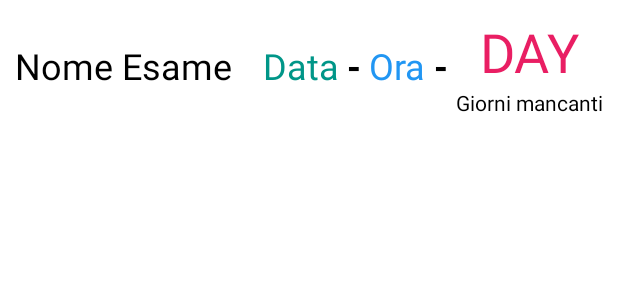
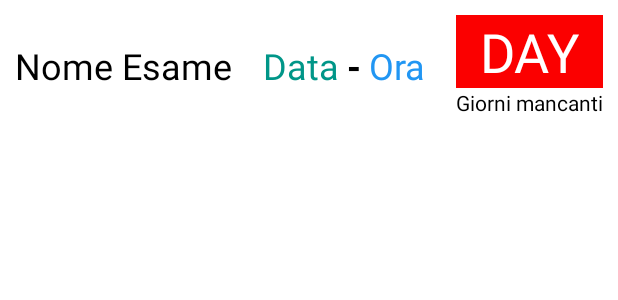
Before and after one commit to Metallogic/Follow-App, an Android app: the layout exam_row.xml on its own in the app's theme, with its tools: preview values and no code run, on a phone screen of 412 x 824 dp. Shown: the top 300 px of the screen. Run offline under Robolectric (Android 15) with nearby library versions, the phone set to English and light mode, and no system bars.

Commit message:
Inserimento controllo grafico max 30 caratteri del nome esame inserito nelle activity activity_modifica_esami.xml e activity_exam_insertion.xml; Miglioramento grafico activity exam_row.xml

```diff
--- a/app/src/main/java/com/example/followapp/MainActivity.kt
+++ b/app/src/main/java/com/example/followapp/MainActivity.kt
@@ -5,7 +5,6 @@ import androidx.appcompat.app.AppCompatActivity
 import android.os.Bundle
 import android.view.Menu
 import android.view.MenuItem
-import android.widget.*
 import androidx.appcompat.app.AppCompatDelegate
 import androidx.recyclerview.widget.LinearLayoutManager
 import androidx.recyclerview.widget.RecyclerView
@@ -35,7 +34,6 @@ class MainActivity : AppCompatActivity() {
             val intent = Intent(this, ExamInsertion::class.java)
             startActivity(intent)
         }
-
     }
 
     /**
--- a/app/src/main/res/layout/activity_modifica_esami.xml
+++ b/app/src/main/res/layout/activity_modifica_esami.xml
@@ -93,6 +93,7 @@
                 android:layout_height="match_parent"
                 android:hint="inserire nome esame"
                 android:inputType="textPersonName"
+                android:onClick="checkExamName"
                 android:textAlignment="textStart" />
         </LinearLayout>
 
--- a/app/src/main/res/layout/exam_row.xml
+++ b/app/src/main/res/layout/exam_row.xml
@@ -65,7 +65,7 @@
         android:layout_height="wrap_content"
         android:layout_marginStart="5dp"
         android:layout_marginEnd="5dp"
-        android:textColor="#000000"
+        android:textColor="#FFFFFF"
         android:textSize="24sp"
         android:textStyle="bold"
         tools:text="-" />
@@ -79,9 +79,10 @@
             android:id="@+id/tVCountdownDay"
             android:layout_width="match_parent"
             android:layout_height="wrap_content"
+            android:background="#FB0000"
             android:gravity="center|center_horizontal|center_vertical"
             android:text="@string/day"
-            android:textColor="#E91E63"
+            android:textColor="#FFFFFF"
             android:textSize="36sp" />
 
         <TextView
--- a/app/src/main/res/values/strings.xml
+++ b/app/src/main/res/values/strings.xml
@@ -12,4 +12,5 @@
     <string name="old_exam">ARCHIVIO</string>
     <string name="day">DAY</string>
     <string name="giorni_mancanti">Giorni mancanti</string>
+    <string name="MaxNomeE">Max 30 caratteri</string>
 </resources>
```
Also changed, not shown: app/src/main/java/com/example/followapp/ExamInsertion.kt (+12 -3 lines), app/src/main/java/com/example/followapp/ModificaEsami.kt (+10 -0 lines), app/src/main/res/layout/activity_exam_insertion.xml (+17 -0 lines).
